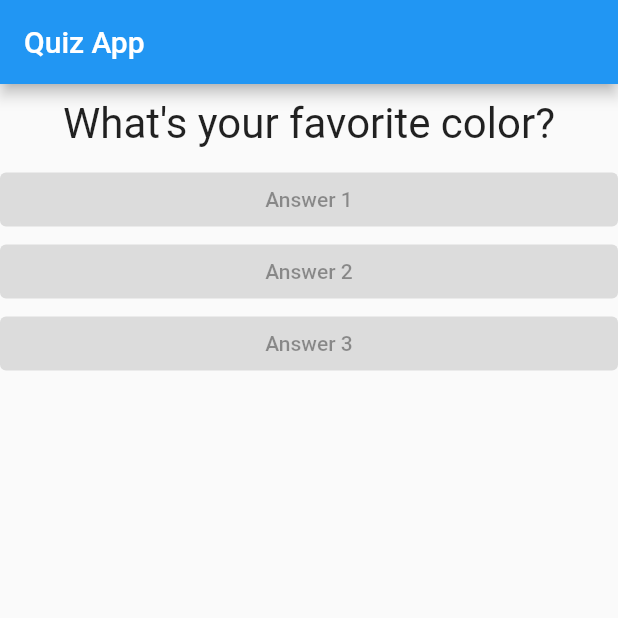
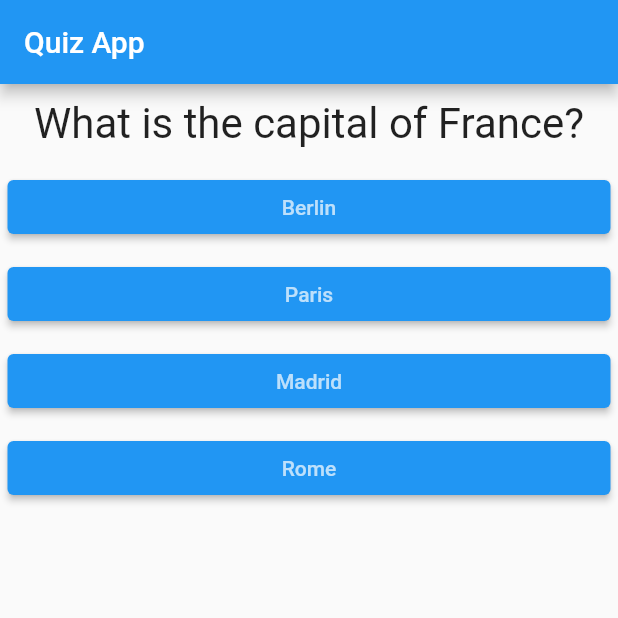
Before and after one commit to Alvin7008/quizz_app, a Flutter app: the screen it shows after launch, on a phone screen of 412 x 824 dp, the top half of it. Run offline on Flutter 3.47's test engine with Material 2 defaults, Android fonts, the phone set to English and light mode, and no system bars.

Commit message:
added list of questions and breakdown widgets

```diff
--- a/lib/answer.dart
+++ b/lib/answer.dart
@@ -1,16 +1,25 @@
 import 'package:flutter/material.dart';
 
 class Answer extends StatelessWidget {
-  String answerText;
-  Answer(this.answerText);
+  //
+  final VoidCallback selectHandler;
+  final String answerText;
+
+  //either use Function or VoidCallback(A function that doesn't return anything)
+  Answer(this.selectHandler, this.answerText);
 
   @override
   Widget build(BuildContext context) {
     return Container(
       width: double.infinity,
+      margin: EdgeInsets.all(5.0),
       child: ElevatedButton(
-        onPressed: null,
-        // style: ButtonStyle(
+        onPressed: selectHandler,
+        style: ButtonStyle(
+          foregroundColor:
+              MaterialStateProperty.all(Colors.white70), //to set text color
+        ),
+        // style: ButtonStyle(             //giving bg color to elevated button
         //     backgroundColor: MaterialStateProperty.all(Colors.amber),
         //   ),
         child: Text(answerText),
--- a/lib/main.dart
+++ b/lib/main.dart
@@ -21,9 +21,112 @@ class _MyAppState extends State<MyApp> {
 
   var _questionIndex = 0;
 
-  var question = [
-    'What\'s your favorite color?', //the backslash is used to ignore the single quote '.
-    'What\'s your fovorite animal?',
+  // var question = [
+  //   'What\'s your favorite color?', //the backslash is used to ignore the single quote '.
+  //   'What\'s your fovorite animal?',
+  // ];
+
+  var questions = [
+    {
+      "question": "What is the capital of France?",
+      "options": ["Berlin", "Paris", "Madrid", "Rome"],
+      "answer": "Paris"
+    },
+    {
+      "question": "What is the largest country in the world?",
+      "options": ["United States", "China", "Russia", "India"],
+      "answer": "Russia"
+    },
+    {
+      "question": "What is the currency of Japan?",
+      "options": ["Yen", "Won", "Baht", "Yuan"],
+      "answer": "Yen"
+    },
+    {
+      "question": "Who is the author of The Great Gatsby?",
+      "options": [
+        "F. Scott Fitzgerald",
+        "Ernest Hemingway",
+        "John Steinbeck",
+        "Toni Morrison"
+      ],
+      "answer": "F. Scott Fitzgerald"
+    },
+    {
+      "question": "What is the capital of Australia?",
+      "options": ["Sydney", "Melbourne", "Canberra", "Brisbane"],
+      "answer": "Canberra"
+    },
+    {
+      "question": "What is the largest ocean in the world?",
+      "options": ["Atlantic", "Arctic", "Indian", "Pacific"],
+      "answer": "Pacific"
+    },
+    {
+      "question": "What is the chemical symbol for gold?",
+      "options": ["Ag", "Au", "Cu", "Fe"],
+      "answer": "Au"
+    },
+    {
+      "question": "What is the smallest planet in our solar system?",
+      "options": ["Mercury", "Venus", "Mars", "Pluto"],
+      "answer": "Mercury"
+    },
+    {
+      "question": "Who painted the Mona Lisa?",
+      "options": [
+        "Leonardo da Vinci",
+        "Vincent van Gogh",
+        "Pablo Picasso",
+        "Michelangelo"
+      ],
+      "answer": "Leonardo da Vinci"
+    },
+    {
+      "question": "What is the national animal of Canada?",
+      "options": ["Beaver", "Moose", "Polar bear", "Bison"],
+      "answer": "Beaver"
+    },
+    {
+      "question": "What is the largest bird in the world?",
+      "options": ["Eagle", "Ostrich", "Flamingo", "Pelican"],
+      "answer": "Ostrich"
+    },
+    {
+      "question": "What is the capital of Egypt?",
+      "options": ["Cairo", "Alexandria", "Luxor", "Aswan"],
+      "answer": "Cairo"
+    },
+    {
+      "question": "Who discovered penicillin?",
+      "options": [
+        "Alexander Fleming",
+        "Marie Curie",
+        "Thomas Edison",
+        "Isaac Newton"
+      ],
+      "answer": "Alexander Fleming"
+    },
+    {
+      "question": "What is the largest desert in the world?",
+      "options": ["Sahara", "Gobi", "Arabian", "Antarctic"],
+      "answer": "Sahara"
+    },
+    {
+      "question": "What is the capital of Brazil?",
+      "options": ["Rio de Janeiro", "Brasília", "São Paulo", "Salvador"],
+      "answer": "Brasília"
+    },
+    {
+      "question": "Who wrote the play Romeo and Juliet?",
+      "options": [
+        "William Shakespeare",
+        "Oscar Wilde",
+        "Samuel Beckett",
+        "Tennessee Williams"
+      ],
+      "answer": "William Shakespeare"
+    },
   ];
 
   @override
@@ -37,11 +140,13 @@ class _MyAppState extends State<MyApp> {
           children: [
             Question(
               // question.elementAt(_questionIndex), use any of this method to call list data
-              question[_questionIndex],
+              questions[_questionIndex]['question'].toString(),
             ),
-            Answer('Answer 1'),
-            Answer('Answer 2'),
-            Answer('Answer 3'),
+            ...(questions[_questionIndex]['options'] as List<String>)
+                .map((answer) {
+              //....spread operator take the  list the pull all the values out of it and add them to surrounding list as individual values
+              return Answer(_answerQuestion, answer);
+            }).toList(),
           ],
         ),
       ),
```
